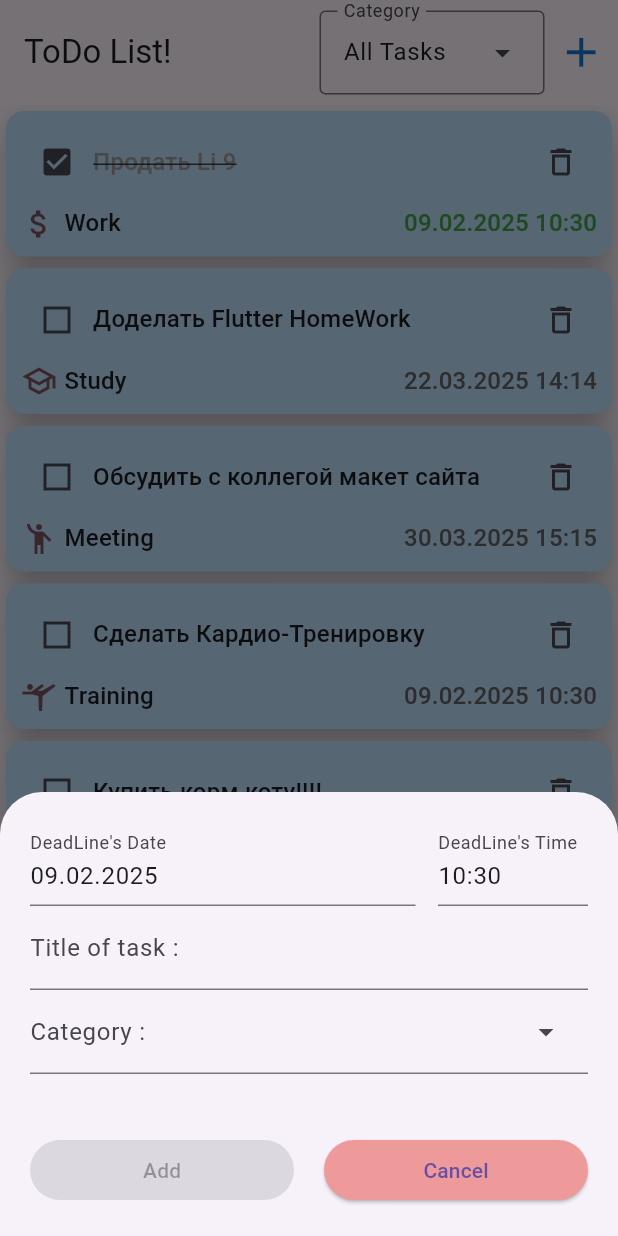
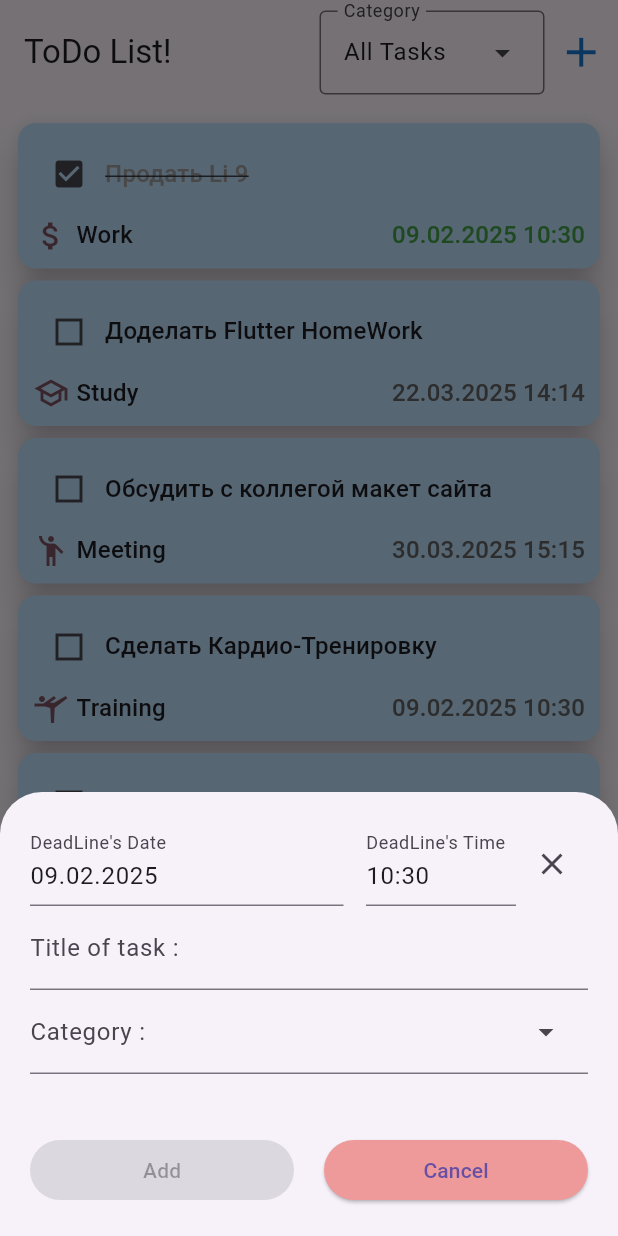
Before and after one commit to Flutter007/hw26, a Flutter app: the screen it shows after launch, after a tap on the "check box outline blank" icon, after a tap on the "add" icon, on a phone screen of 412 x 824 dp. Run offline on Flutter 3.47's test engine with Material 3 defaults, Android fonts, the phone set to English and light mode, and no system bars; drawn by our look-alikes of flutter_slidable.

Commit message:
Added libraries for work,remaked code for Edit and Delete Task,added Swipe Menu.

```diff
--- a/lib/model/task.dart
+++ b/lib/model/task.dart
@@ -1,22 +1,27 @@
 import 'package:hw26/data/categories_data.dart';
 import 'package:hw26/model/task_category.dart';
+import 'package:uuid/uuid.dart';
+
+const uuid = Uuid();
 
 class Task {
+  final String id;
   final String title;
   bool isCompleted;
-  DateTime deadLine;
-  DateTime finalTime;
+  DateTime? deadLine;
+  DateTime? finalTime;
   bool isDoneInTime;
   String categoryId;
 
   Task({
+    String? id,
     required this.title,
     required this.isCompleted,
     required this.deadLine,
     required this.finalTime,
     required this.isDoneInTime,
     required this.categoryId,
-  });
+  }) : id = id ?? uuid.v4();
 
   TaskCategory get category {
     return categories.firstWhere((category) => category.id == categoryId);
--- a/lib/screens/todo_screen.dart
+++ b/lib/screens/todo_screen.dart
@@ -1,12 +1,14 @@
 import 'package:flutter/material.dart';
+import 'package:flutter_slidable/flutter_slidable.dart';
 import 'package:hw26/model/task.dart';
 import 'package:hw26/widget/task_card.dart';
 
 class TodoScreen extends StatelessWidget {
   final List<Task> tasks;
   final void Function(Task) checkTask;
-  final void Function(Task) deleteTask;
+  final void Function(String id) deleteTask;
   final void Function(Task) checkDeadLine;
+  final void Function(String id) onTaskEdited;
   final bool isDoneInTime;
   const TodoScreen(
       {super.key,
@@ -14,21 +16,46 @@ class TodoScreen extends StatelessWidget {
       required this.checkTask,
       required this.deleteTask,
       required this.checkDeadLine,
-      required this.isDoneInTime});
+      required this.isDoneInTime,
+      required this.onTaskEdited});
 
   @override
   Widget build(BuildContext context) {
-    return SingleChildScrollView(
-      child: Column(
-        children: tasks
-            .map((task) => TaskCard(
-                  task: task,
-                  checkTask: () => checkTask(task),
-                  deleteTask: () => deleteTask(task),
-                  checkDeadLine: () => checkDeadLine(task),
-                  isDoneInTime: task.isDoneInTime,
-                ))
-            .toList(),
+    final theme = Theme.of(context);
+    return Padding(
+      padding: const EdgeInsets.all(8.0),
+      child: ListView.builder(
+        itemBuilder: (ctx, index) {
+          final task = tasks[index];
+          return Slidable(
+            endActionPane: ActionPane(
+              extentRatio: 0.4,
+              motion: ScrollMotion(),
+              children: [
+                SlidableAction(
+                  onPressed: (ctx) => deleteTask(task.id),
+                  icon: Icons.delete,
+                  label: 'Delete',
+                  backgroundColor: theme.colorScheme.error,
+                  padding: EdgeInsets.zero,
+                ),
+                SlidableAction(
+                  onPressed: (ctx) => onTaskEdited(task.id),
+                  icon: Icons.edit,
+                  label: 'Edit',
+                  backgroundColor: theme.colorScheme.secondary,
+                  padding: EdgeInsets.zero,
+                ),
+              ],
+            ),
+            child: TaskCard(
+                task: task,
+                checkTask: () => checkTask(task),
+                checkDeadLine: () => checkDeadLine(task),
+                isDoneInTime: task.isDoneInTime),
+          );
+        },
+        itemCount: tasks.length,
       ),
     );
   }
--- a/lib/widget/add_task.dart
+++ b/lib/widget/add_task.dart
@@ -5,7 +5,8 @@ import 'package:hw26/helpers/formatted_datetime.dart';
 
 class AddTask extends StatefulWidget {
   final void Function(Task newTask) onTaskCreated;
-  const AddTask({super.key, required this.onTaskCreated});
+  final Task? existingTask;
+  const AddTask({super.key, required this.onTaskCreated, this.existingTask});
 
   @override
   State<AddTask> createState() => _AddTaskState();
@@ -13,23 +14,47 @@ class AddTask extends StatefulWidget {
 
 class _AddTaskState extends State<AddTask> {
   var title = '';
-  var selectedDeadLine = DateTime.now();
-  var selectedTimeOfDeadLine = TimeOfDay.now();
+  DateTime? selectedDeadLine = DateTime.now();
+  TimeOfDay? selectedTimeOfDeadLine = TimeOfDay.now();
   String? selectedCategory;
-  var dateControl = TextEditingController();
-  var timeControl = TextEditingController();
+
+  final dateControl = TextEditingController();
+  final timeControl = TextEditingController();
+  final titleControl = TextEditingController();
 
   @override
   void initState() {
     super.initState();
-    dateControl.text = formattedDate(selectedDeadLine);
-    timeControl.text = formattedTime(selectedTimeOfDeadLine);
+    if (widget.existingTask != null) {
+      final existingTask = widget.existingTask!;
+      titleControl.text = existingTask.title;
+      selectedDeadLine = existingTask.deadLine;
+      selectedTimeOfDeadLine = TimeOfDay.fromDateTime(existingTask.deadLine!);
+      selectedCategory = existingTask.categoryId;
+    }
+
+    if (selectedDeadLine != null) {
+      dateControl.text = formattedDate(selectedDeadLine!);
+    }
+    if (selectedTimeOfDeadLine != null) {
+      timeControl.text = formattedTime(selectedTimeOfDeadLine!);
+    }
+  }
+
+  void clearTimeText() {
+    setState(() {
+      dateControl.text = '';
+      timeControl.text = '';
+      selectedDeadLine = null;
+      selectedTimeOfDeadLine = null;
+    });
   }
 
   @override
   void dispose() {
     dateControl.dispose();
     timeControl.dispose();
+    titleControl.dispose();
     super.dispose();
   }
 
@@ -38,16 +63,20 @@ class _AddTaskState extends State<AddTask> {
   }
 
   void onAdd() {
-    final dateTime = DateTime(
-      selectedDeadLine.year,
-      selectedDeadLine.month,
-      selectedDeadLine.day,
-      selectedTimeOfDeadLine.hour,
-      selectedTimeOfDeadLine.minute,
-    );
+    DateTime? dateTime;
+    if (selectedDeadLine != null && selectedTimeOfDeadLine != null) {
+      dateTime = DateTime(
+        selectedDeadLine!.year,
+        selectedDeadLine!.month,
+        selectedDeadLine!.day,
+        selectedTimeOfDeadLine!.hour,
+        selectedTimeOfDeadLine!.minute,
+      );
+    }
 
     final newTask = Task(
-      title: title.trim(),
+      id: widget.existingTask?.id,
+      title: titleControl.text.trim(),
       isCompleted: false,
       deadLine: dateTime,
       finalTime: DateTime.now(),
@@ -67,7 +96,7 @@ class _AddTaskState extends State<AddTask> {
       context: context,
       firstDate: firstDate,
       lastDate: lastDate,
-      initialDate: selectedDeadLine,
+      initialDate: selectedDeadLine ?? DateTime.now(),
     );
 
     if (dateFromUser != null) {
@@ -79,13 +108,13 @@ class _AddTaskState extends State<AddTask> {
   }
 
   bool isWrongFilled() {
-    return title.trim().isEmpty || selectedCategory == null;
+    return titleControl.text.trim().isEmpty || selectedCategory == null;
   }
 
   void onTimeTap() async {
     final selectedDeadTime = await showTimePicker(
       context: context,
-      initialTime: selectedTimeOfDeadLine,
+      initialTime: selectedTimeOfDeadLine!,
     );
     if (selectedDeadTime != null) {
       setState(() {
@@ -126,16 +155,16 @@ class _AddTaskState extends State<AddTask> {
                     label: Text("DeadLine's Time"),
                   ),
                 ),
-              )
+              ),
+              IconButton(
+                  onPressed: clearTimeText, icon: Icon(Icons.close_outlined))
             ],
           ),
           Row(
             children: [
               Expanded(
                 child: TextField(
-                  onChanged: (value) => setState(() {
-                    title = value;
-                  }),
+                  controller: titleControl,
                   decoration: InputDecoration(
                     label: Text('Title of task :'),
                   ),
@@ -147,6 +176,7 @@ class _AddTaskState extends State<AddTask> {
           DropdownMenu(
             expandedInsets: EdgeInsets.zero,
             keyboardType: TextInputType.text,
+            initialSelection: selectedCategory,
             label: Text('Category : '),
             inputDecorationTheme: theme.inputDecorationTheme,
             onSelected: (value) => setState(() => selectedCategory = value),
--- a/lib/widget/task_card.dart
+++ b/lib/widget/task_card.dart
@@ -5,7 +5,7 @@ import 'package:hw26/helpers/formatted_datetime.dart';
 class TaskCard extends StatelessWidget {
   final Task task;
   final void Function() checkTask;
-  final void Function() deleteTask;
+
   final void Function() checkDeadLine;
   final bool isDoneInTime;
 
@@ -13,7 +13,6 @@ class TaskCard extends StatelessWidget {
     super.key,
     required this.task,
     required this.checkTask,
-    required this.deleteTask,
     required this.checkDeadLine,
     required this.isDoneInTime,
   });
@@ -55,10 +54,6 @@ class TaskCard extends StatelessWidget {
                               decoration: TextDecoration.lineThrough)
                           : titleMediumStyle),
                 ),
-                IconButton(
-                  onPressed: deleteTask,
-                  icon: Icon(Icons.delete_outline),
-                ),
               ],
             ),
             SizedBox(height: 5),
@@ -86,7 +81,7 @@ class TaskCard extends StatelessWidget {
                   ],
                 ),
                 Text(
-                  formattedDateTime(task.deadLine),
+                  formattedDateTime(task.deadLine!),
                   style: titleMediumStyle.copyWith(
                     color: task.isCompleted
                         ? (task.isDoneInTime
--- a/pubspec.yaml
+++ b/pubspec.yaml
@@ -35,6 +35,8 @@ dependencies:
   # Use with the CupertinoIcons class for iOS style icons.
   cupertino_icons: ^1.0.8
   google_fonts: ^4.0.0
+  uuid: ^4.5.1
+  flutter_slidable: ^4.0.0
 
 dev_dependencies:
   flutter_test:
```
Also changed, not shown: lib/hw26.dart (+30 -3 lines), pubspec.lock.
